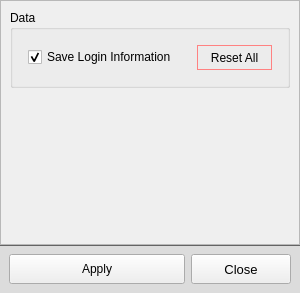
The window that src/resources/ui_files/settingswindow.ui (DilanBoskan/Golf-Simulator-Manager) describes before a commit, drawn with Qt 5.
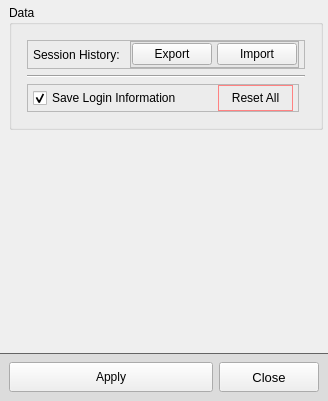
The same window after the commit.

Commit message: Implemented restart functionality

Diff of the .ui file:
```diff
--- a/src/resources/ui_files/settingswindow.ui
+++ b/src/resources/ui_files/settingswindow.ui
@@ -6,10 +6,16 @@
    <rect>
     <x>0</x>
     <y>0</y>
-    <width>300</width>
-    <height>293</height>
+    <width>328</width>
+    <height>401</height>
    </rect>
   </property>
+  <property name="maximumSize">
+   <size>
+    <width>450</width>
+    <height>16777215</height>
+   </size>
+  </property>
   <property name="windowTitle">
    <string>Form</string>
   </property>
@@ -18,10 +24,7 @@
 	font: 10pt &quot;Segoe UI&quot;;
 }</string>
   </property>
-  <layout class="QVBoxLayout" name="verticalLayout">
-   <property name="spacing">
-    <number>0</number>
-   </property>
+  <layout class="QGridLayout" name="gridLayout_2">
    <property name="leftMargin">
     <number>0</number>
    </property>
@@ -34,96 +37,7 @@
    <property name="bottomMargin">
     <number>0</number>
    </property>
-   <item>
-    <widget class="QFrame" name="frame">
-     <property name="styleSheet">
-      <string notr="true">QWidget {
-	font: 9pt &quot;Segoe UI&quot;;
-}
-QGroupBox {
-	font: 10pt &quot;Segoe UI&quot;;
-}</string>
-     </property>
-     <property name="frameShape">
-      <enum>QFrame::StyledPanel</enum>
-     </property>
-     <property name="frameShadow">
-      <enum>QFrame::Raised</enum>
-     </property>
-     <layout class="QVBoxLayout" name="verticalLayout_2">
-      <item alignment="Qt::AlignTop">
-       <widget class="QGroupBox" name="groupBox">
-        <property name="title">
-         <string>Data</string>
-        </property>
-        <layout class="QGridLayout" name="gridLayout" columnstretch="1,0,0">
-         <property name="leftMargin">
-          <number>15</number>
-         </property>
-         <property name="topMargin">
-          <number>15</number>
-         </property>
-         <property name="rightMargin">
-          <number>15</number>
-         </property>
-         <property name="bottomMargin">
-          <number>15</number>
-         </property>
-         <property name="horizontalSpacing">
-          <number>6</number>
-         </property>
-         <item row="0" column="1">
-          <widget class="QPushButton" name="pushButton_resetAll">
-           <property name="sizePolicy">
-            <sizepolicy hsizetype="Minimum" vsizetype="Minimum">
-             <horstretch>0</horstretch>
-             <verstretch>0</verstretch>
-            </sizepolicy>
-           </property>
-           <property name="minimumSize">
-            <size>
-             <width>75</width>
-             <height>25</height>
-            </size>
-           </property>
-           <property name="styleSheet">
-            <string notr="true">QPushButton {
-	border: 1px solid rgb(255, 130, 130);
-}
-QPushButton::hover {
-	background-color: rgb(255, 215, 215);
-	border: 2px solid rgb(255, 70, 70);
-}
-QPushButton::pressed {
-	background-color: rgb(255, 215, 215);
-	border: 1px solid rgb(255, 70, 70);
-}</string>
-           </property>
-           <property name="text">
-            <string>Reset All</string>
-           </property>
-          </widget>
-         </item>
-         <item row="0" column="0">
-          <widget class="QCheckBox" name="checkBox_saveLogin">
-           <property name="text">
-            <string>Save Login Information</string>
-           </property>
-           <property name="checkable">
-            <bool>true</bool>
-           </property>
-           <property name="checked">
-            <bool>true</bool>
-           </property>
-          </widget>
-         </item>
-        </layout>
-       </widget>
-      </item>
-     </layout>
-    </widget>
-   </item>
-   <item>
+   <item row="2" column="0">
     <widget class="QWidget" name="FootHolder" native="true">
      <property name="sizePolicy">
       <sizepolicy hsizetype="Preferred" vsizetype="Maximum">
@@ -203,6 +117,270 @@
      </layout>
     </widget>
    </item>
+   <item row="1" column="0">
+    <widget class="QScrollArea" name="scrollArea">
+     <property name="minimumSize">
+      <size>
+       <width>320</width>
+       <height>0</height>
+      </size>
+     </property>
+     <property name="styleSheet">
+      <string notr="true">QScrollArea {
+	border: none;
+}</string>
+     </property>
+     <property name="horizontalScrollBarPolicy">
+      <enum>Qt::ScrollBarAlwaysOff</enum>
+     </property>
+     <property name="widgetResizable">
+      <bool>true</bool>
+     </property>
+     <widget class="QWidget" name="scrollAreaWidgetContents">
+      <property name="geometry">
+       <rect>
+        <x>0</x>
+        <y>0</y>
+        <width>328</width>
+        <height>347</height>
+       </rect>
+      </property>
+      <property name="minimumSize">
+       <size>
+        <width>0</width>
+        <height>0</height>
+       </size>
+      </property>
+      <layout class="QGridLayout" name="gridLayout_3">
+       <property name="leftMargin">
+        <number>9</number>
+       </property>
+       <property name="topMargin">
+        <number>5</number>
+       </property>
+       <property name="rightMargin">
+        <number>9</number>
+       </property>
+       <property name="bottomMargin">
+        <number>0</number>
+       </property>
+       <property name="horizontalSpacing">
+        <number>0</number>
+       </property>
+       <property name="verticalSpacing">
+        <number>10</number>
+       </property>
+       <item row="0" column="0" alignment="Qt::AlignTop">
+        <widget class="QGroupBox" name="groupBox_data">
+         <property name="minimumSize">
+          <size>
+           <width>0</width>
+           <height>125</height>
+          </size>
+         </property>
+         <property name="title">
+          <string>Data</string>
+         </property>
+         <layout class="QGridLayout" name="gridLayout" columnstretch="1,0">
+          <property name="leftMargin">
+           <number>15</number>
+          </property>
+          <property name="topMargin">
+           <number>15</number>
+          </property>
+          <property name="rightMargin">
+           <number>15</number>
+          </property>
+          <property name="bottomMargin">
+           <number>15</number>
+          </property>
+          <property name="horizontalSpacing">
+           <number>6</number>
+          </property>
+          <item row="1" column="0" colspan="2">
+           <widget class="Line" name="line">
+            <property name="orientation">
+             <enum>Qt::Horizontal</enum>
+            </property>
+           </widget>
+          </item>
+          <item row="0" column="0" colspan="2">
+           <widget class="QFrame" name="frame_2">
+            <property name="minimumSize">
+             <size>
+              <width>0</width>
+              <height>20</height>
+             </size>
+            </property>
+            <property name="frameShape">
+             <enum>QFrame::StyledPanel</enum>
+            </property>
+            <property name="frameShadow">
+             <enum>QFrame::Raised</enum>
+            </property>
+            <layout class="QHBoxLayout" name="horizontalLayout" stretch="1,0">
+             <property name="spacing">
+              <number>10</number>
+             </property>
+             <property name="leftMargin">
+              <number>5</number>
+             </property>
+             <property name="topMargin">
+              <number>0</number>
+             </property>
+             <property name="rightMargin">
+              <number>5</number>
+             </property>
+             <property name="bottomMargin">
+              <number>0</number>
+             </property>
+             <item>
+              <widget class="QLabel" name="label">
+               <property name="text">
+                <string>Session History:</string>
+               </property>
+              </widget>
+             </item>
+             <item>
+              <widget class="QFrame" name="frame_3">
+               <property name="styleSheet">
+                <string notr="true">QFrame {
+	background-color: rgb(230, 230, 230);
+}</string>
+               </property>
+               <property name="frameShape">
+                <enum>QFrame::StyledPanel</enum>
+               </property>
+               <property name="frameShadow">
+                <enum>QFrame::Raised</enum>
+               </property>
+               <layout class="QHBoxLayout" name="horizontalLayout_3">
+                <property name="spacing">
+                 <number>5</number>
+                </property>
+                <property name="leftMargin">
+                 <number>1</number>
+                </property>
+                <property name="topMargin">
+                 <number>1</number>
+                </property>
+                <property name="rightMargin">
+                 <number>1</number>
+                </property>
+                <property name="bottomMargin">
+                 <number>1</number>
+                </property>
+                <item>
+                 <widget class="QPushButton" name="pushButton_export">
+                  <property name="text">
+                   <string>Export</string>
+                  </property>
+                 </widget>
+                </item>
+                <item>
+                 <widget class="QPushButton" name="pushButton_import">
+                  <property name="text">
+                   <string>Import</string>
+                  </property>
+                 </widget>
+                </item>
+               </layout>
+              </widget>
+             </item>
+            </layout>
+           </widget>
+          </item>
+          <item row="2" column="0">
+           <widget class="QFrame" name="frame_4">
+            <property name="minimumSize">
+             <size>
+              <width>0</width>
+              <height>10</height>
+             </size>
+            </property>
+            <property name="frameShape">
+             <enum>QFrame::StyledPanel</enum>
+            </property>
+            <property name="frameShadow">
+             <enum>QFrame::Raised</enum>
+            </property>
+            <layout class="QHBoxLayout" name="horizontalLayout_4" stretch="1,0">
+             <property name="spacing">
+              <number>0</number>
+             </property>
+             <property name="leftMargin">
+              <number>5</number>
+             </property>
+             <property name="topMargin">
+              <number>0</number>
+             </property>
+             <property name="rightMargin">
+              <number>5</number>
+             </property>
+             <property name="bottomMargin">
+              <number>0</number>
+             </property>
+             <item>
+              <widget class="QCheckBox" name="checkBox_saveLogin">
+               <property name="text">
+                <string>Save Login Information</string>
+               </property>
+               <property name="checkable">
+                <bool>true</bool>
+               </property>
+               <property name="checked">
+                <bool>true</bool>
+               </property>
+              </widget>
+             </item>
+             <item>
+              <widget class="QPushButton" name="pushButton_resetAll">
+               <property name="sizePolicy">
+                <sizepolicy hsizetype="Minimum" vsizetype="Minimum">
+                 <horstretch>0</horstretch>
+                 <verstretch>0</verstretch>
+                </sizepolicy>
+               </property>
+               <property name="minimumSize">
+                <size>
+                 <width>75</width>
+                 <height>25</height>
+                </size>
+               </property>
+               <property name="maximumSize">
+                <size>
+                 <width>16777215</width>
+                 <height>16777215</height>
+                </size>
+               </property>
+               <property name="styleSheet">
+                <string notr="true">QPushButton {
+	border: 1px solid rgb(255, 130, 130);
+}
+QPushButton::hover {
+	background-color: rgb(255, 215, 215);
+	border: 2px solid rgb(255, 70, 70);
+}
+QPushButton::pressed {
+	background-color: rgb(255, 215, 215);
+	border: 1px solid rgb(255, 70, 70);
+}</string>
+               </property>
+               <property name="text">
+                <string>Reset All</string>
+               </property>
+              </widget>
+             </item>
+            </layout>
+           </widget>
+          </item>
+         </layout>
+        </widget>
+       </item>
+      </layout>
+     </widget>
+    </widget>
+   </item>
   </layout>
  </widget>
  <resources/>
```
The commit also changes 2 other files.
